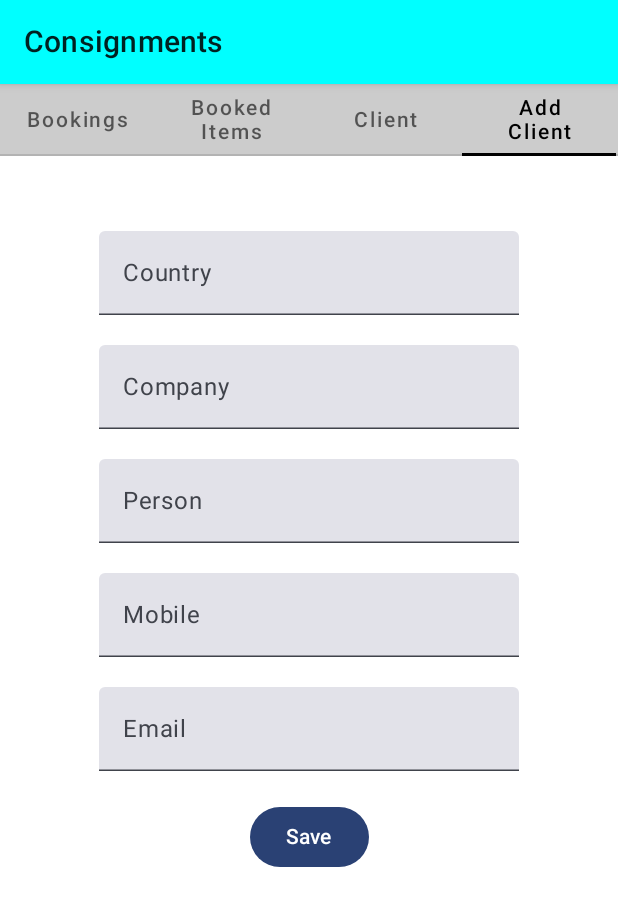
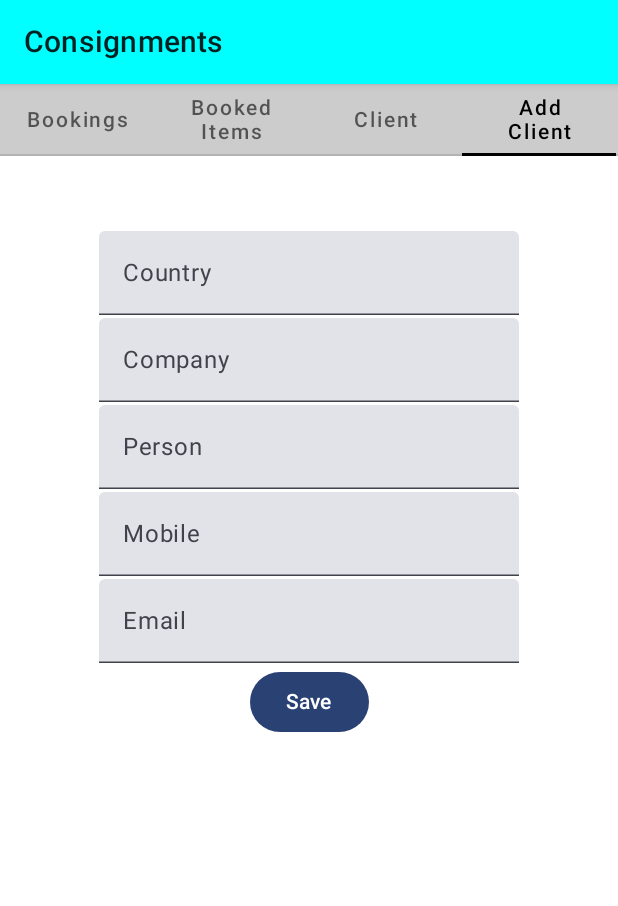
Before and after one commit to onduru/Logistics, an Android app built with Jetpack Compose: the Booking screen opened through its navigation route, tab 4 chosen, on a phone screen of 412 x 824 dp. Shown: the top 906 px of the screen. Run offline under Robolectric (Android 15) with nearby library versions, the phone set to English and light mode, and no system bars; our stand-ins replace accompanist.

Commit message:
Version 1 of logistic app

```diff
--- a/app/src/main/java/com/example/logistics/screens/ui/theme/AddClient.kt
+++ b/app/src/main/java/com/example/logistics/screens/ui/theme/AddClient.kt
@@ -22,7 +22,7 @@ fun AddClient() {
             .fillMaxSize()
             .padding(50.dp),
         horizontalAlignment = Alignment.CenterHorizontally,
-        verticalArrangement = Arrangement.spacedBy(20.dp)
+        verticalArrangement = Arrangement.spacedBy(2.dp)
     ) {
         TextField(
             value = country,
```
